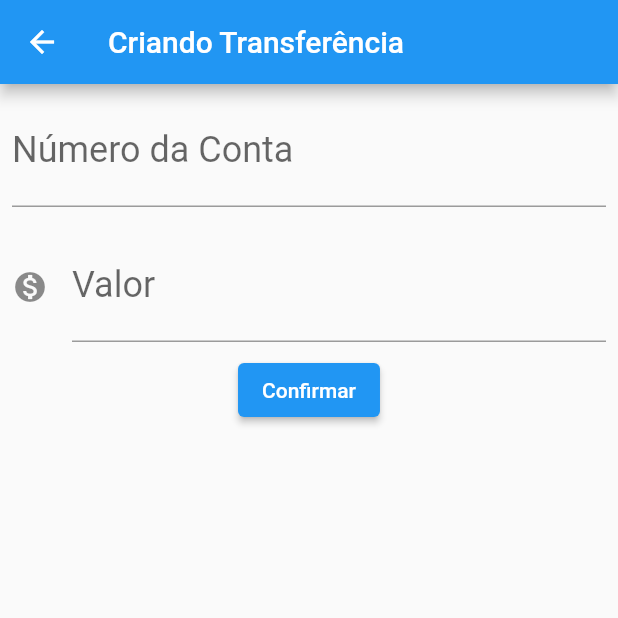
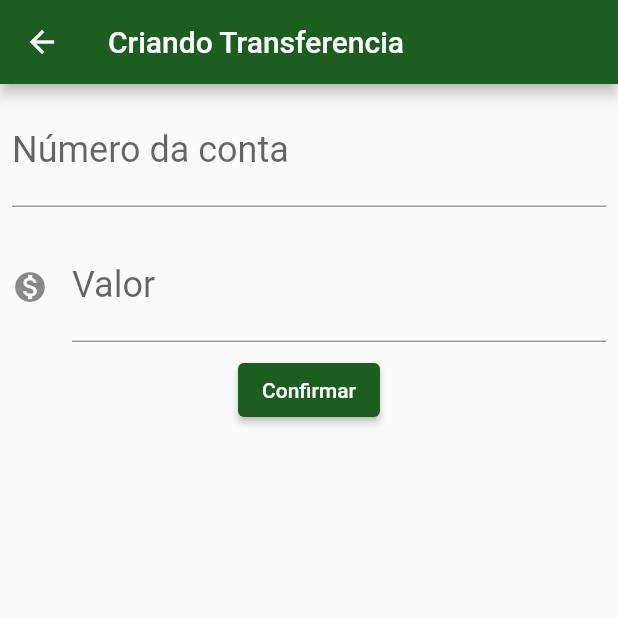
Before and after one commit to RafaelN0bre/bytebank_flutter, a Flutter app: the screen it shows after launch, after a tap on the "add" icon, on a phone screen of 412 x 824 dp, the top half of it. Run offline on Flutter 3.47's test engine with Material 2 defaults, Android fonts, the phone set to English and light mode, and no system bars.

Commit message:
Finalizando o projeto

```diff
--- /dev/null
+++ b/bytebank/lib/components/editor.dart
@@ -0,0 +1,34 @@
+import 'package:flutter/material.dart';
+
+class Editor extends StatelessWidget {
+  @override
+  final TextEditingController controlador;
+  final String rotulo;
+  final String dica;
+  final IconData? icone;
+
+  // Para parâmteros necessários que não podem ser nulos, utilizamos o required no construtor, para parâmteros que podem ser nulos, declaramos seu tipo com ?, assumindo que podem receber valores nulos
+  const Editor(
+      {required this.controlador,
+      required this.rotulo,
+      required this.dica,
+      this.icone});
+
+  Widget build(BuildContext context) {
+    return Padding(
+      padding: const EdgeInsets.all(8.0),
+      child: TextField(
+        controller: controlador,
+        keyboardType: TextInputType.number,
+        style: TextStyle(
+          fontSize: 24.0,
+        ),
+        decoration: InputDecoration(
+          icon: icone != null ? Icon(icone) : null,
+          labelText: rotulo,
+          hintText: dica,
+        ),
+      ),
+    );
+  }
+}
--- a/bytebank/lib/main.dart
+++ b/bytebank/lib/main.dart
@@ -1,162 +1,25 @@
+import 'package:bytebank/screens/transferencia/lista.dart';
 import 'package:flutter/material.dart';
 
 void main() => runApp(ByteBankApp());
-
-class FormularioTransferencia extends StatelessWidget {
-  final TextEditingController _controladorCampoNumConta =
-      TextEditingController();
-  final TextEditingController _controladorCampoValor = TextEditingController();
-
-  @override
-  Widget build(BuildContext context) {
-    return Scaffold(
-      appBar: AppBar(
-        title: Text('Criando Transferência'),
-      ),
-      body: Column(
-        children: <Widget>[
-          Editor(
-              controlador: _controladorCampoNumConta,
-              dica: '0000',
-              rotulo: 'Número da Conta'),
-          Editor(
-            controlador: _controladorCampoValor,
-            dica: '0.00',
-            rotulo: 'Valor',
-            icone: Icons.monetization_on,
-          ),
-          ElevatedButton(
-            onPressed: () {
-              _criaTransferencia(context);
-            },
-            child: Text("Confirmar"),
-          )
-        ],
-      ),
-    );
-  }
-
-  void _criaTransferencia(BuildContext context) {
-    final int? numconta = int.tryParse(_controladorCampoNumConta.text);
-    final double? valor = double.tryParse(_controladorCampoValor.text);
-    if (numconta != null && valor != null) {
-      final transferenciacriada = Transferencia(valor, numconta);
-      debugPrint('criando transferencia');
-      debugPrint('$transferenciacriada');
-      Navigator.pop(context, transferenciacriada);
-    }
-    ;
-  }
-}
-
-class Editor extends StatelessWidget {
-  @override
-  final TextEditingController controlador;
-  final String rotulo;
-  final String dica;
-  final IconData? icone;
-
-  // Para parâmteros necessários que não podem ser nulos, utilizamos o required no construtor, para parâmteros que podem ser nulos, declaramos seu tipo com ?, assumindo que podem receber valores nulos
-  const Editor(
-      {required this.controlador,
-      required this.rotulo,
-      required this.dica,
-      this.icone});
-
-  Widget build(BuildContext context) {
-    return Padding(
-      padding: const EdgeInsets.all(8.0),
-      child: TextField(
-        controller: controlador,
-        keyboardType: TextInputType.number,
-        style: TextStyle(
-          fontSize: 24.0,
-        ),
-        decoration: InputDecoration(
-          icon: icone != null ? Icon(icone) : null,
-          labelText: rotulo,
-          hintText: dica,
-        ),
-      ),
-    );
-  }
-}
 
 class ByteBankApp extends StatelessWidget {
   @override
   Widget build(BuildContext context) {
     return MaterialApp(
-      home: Scaffold(
-        body: ListaTransferencia(),
+      theme: ThemeData(
+        colorScheme: ColorScheme.fromSwatch(
+          primarySwatch: Colors.green,
+        ).copyWith(
+          primary: Colors.green[900],
+          secondary: Colors.blueAccent[700],
+        ),
+        buttonTheme: ButtonThemeData(
+          buttonColor: Colors.blueAccent[700],
+          textTheme: ButtonTextTheme.primary,
+        ),
       ),
+      home: ListaTransferencia(),
     );
   }
 }
-
-class ListaTransferencia extends StatelessWidget {
-  final List<Transferencia?> _transferencias = [];
-
-  @override
-  Widget build(BuildContext context) {
-    _transferencias.add(
-      Transferencia(122, 12344),
-    );
-    return Scaffold(
-      appBar: AppBar(
-        title: const Text('Transferências'),
-      ),
-      body: ListView.builder(
-        itemCount: _transferencias.length,
-        itemBuilder: (context, indice) {
-          final transferencia = _transferencias[indice];
-          return ItemTransferencia(transferencia);
-        },
-      ),
-      floatingActionButton: FloatingActionButton(
-        child: const Icon(Icons.add),
-        onPressed: () {
-          final Future<Transferencia?> future = Navigator.push(
-            context,
-            MaterialPageRoute(builder: (context) {
-              return FormularioTransferencia();
-            }),
-          );
-          future.then((transferenciaRecebida) {
-            debugPrint("Uma transferência foi recebida");
-            debugPrint('$transferenciaRecebida');
-            _transferencias.add(transferenciaRecebida);
-          });
-        },
-      ),
-    );
-  }
-}
-
-class ItemTransferencia extends StatelessWidget {
-  final Transferencia? _transferencia;
-
-  ItemTransferencia(this._transferencia);
-
-  @override
-  Widget build(BuildContext context) {
-    return Card(
-      child: ListTile(
-        leading: Icon(Icons.monetization_on),
-        title: Text(_transferencia!.valor.toString()),
-        subtitle: Text(_transferencia!.numConta.toString()),
-      ),
-    );
-  }
-}
-
-class Transferencia {
-  final double valor;
-  final int numConta;
-
-  Transferencia(this.valor, this.numConta);
-
-  @override
-  String toString() {
-    return 'Transferencia{valor : $valor, numConta : $numConta}';
-  }
-}
--- /dev/null
+++ b/bytebank/lib/models/transferencia.dart
@@ -0,0 +1,14 @@
+class Transferencia {
+  final double valor;
+  final int numConta;
+
+  Transferencia(
+    this.valor,
+    this.numConta,
+  );
+
+  @override
+  String toString() {
+    return 'Transferencia{valor : $valor, numConta : $numConta}';
+  }
+}
--- /dev/null
+++ b/bytebank/lib/screens/transferencia/formulario.dart
@@ -0,0 +1,64 @@
+import 'package:bytebank/components/editor.dart';
+import 'package:bytebank/models/transferencia.dart';
+import 'package:flutter/material.dart';
+
+const _tituloAppBar = "Criando Transferencia";
+const _rotulonumConta = "Número da conta";
+const _rotulovalor = "Valor";
+const _dicaCampoNumConta = "0000";
+const _dicaCampoValor = "000.0";
+const _textoBotaoConfirmar = "Confirmar";
+
+class FormularioTransferencia extends StatefulWidget {
+  @override
+  State<StatefulWidget> createState() {
+    return FormularioTransferenciaState();
+  }
+}
+
+class FormularioTransferenciaState extends State<FormularioTransferencia> {
+  final TextEditingController _controladorCampoNumConta =
+      TextEditingController();
+  final TextEditingController _controladorCampoValor = TextEditingController();
+
+  void _criaTransferencia(BuildContext context) {
+    final int? numconta = int.tryParse(_controladorCampoNumConta.text);
+    final double? valor = double.tryParse(_controladorCampoValor.text);
+    if (numconta != null && valor != null) {
+      final transferenciacriada = Transferencia(valor, numconta);
+      Navigator.pop(context, transferenciacriada);
+    }
+    ;
+  }
+
+  @override
+  Widget build(BuildContext context) {
+    return Scaffold(
+      appBar: AppBar(
+        title: Text(_tituloAppBar),
+      ),
+      body: SingleChildScrollView(
+        child: Column(
+          children: <Widget>[
+            Editor(
+                controlador: _controladorCampoNumConta,
+                dica: _dicaCampoNumConta,
+                rotulo: _rotulonumConta),
+            Editor(
+              controlador: _controladorCampoValor,
+              dica: _dicaCampoValor,
+              rotulo: _rotulovalor,
+              icone: Icons.monetization_on,
+            ),
+            ElevatedButton(
+              onPressed: () {
+                _criaTransferencia(context);
+              },
+              child: Text(_textoBotaoConfirmar),
+            ),
+          ],
+        ),
+      ),
+    );
+  }
+}
--- /dev/null
+++ b/bytebank/lib/screens/transferencia/lista.dart
@@ -0,0 +1,70 @@
+import 'package:bytebank/models/transferencia.dart';
+import 'package:bytebank/screens/transferencia/formulario.dart';
+import 'package:flutter/material.dart';
+
+const _tituloAppBar = "Transferência";
+
+class ListaTransferenciasState extends State<ListaTransferencia> {
+  @override
+  Widget build(BuildContext context) {
+    return Scaffold(
+      appBar: AppBar(
+        title: const Text(_tituloAppBar),
+      ),
+      body: ListView.builder(
+        itemCount: widget._transferencias.length,
+        itemBuilder: (context, indice) {
+          final transferencia = widget._transferencias[indice];
+          return ItemTransferencia(transferencia);
+        },
+      ),
+      floatingActionButton: FloatingActionButton(
+        child: const Icon(Icons.add),
+        onPressed: () {
+          Navigator.push(
+            context,
+            MaterialPageRoute(builder: (context) {
+              return FormularioTransferencia();
+            }),
+          ).then((transferenciaRecebida) {
+            _atualiza(transferenciaRecebida);
+          });
+        },
+      ),
+    );
+  }
+
+  void _atualiza(Transferencia? transferenciaRecebida) {
+    if (transferenciaRecebida != null) {
+      setState(
+        () => widget._transferencias.add(transferenciaRecebida),
+      );
+    }
+  }
+}
+
+class ListaTransferencia extends StatefulWidget {
+  final List<Transferencia?> _transferencias = [];
+
+  @override
+  State<StatefulWidget> createState() {
+    return ListaTransferenciasState();
+  }
+}
+
+class ItemTransferencia extends StatelessWidget {
+  final Transferencia? _transferencia;
+
+  ItemTransferencia(this._transferencia);
+
+  @override
+  Widget build(BuildContext context) {
+    return Card(
+      child: ListTile(
+        leading: Icon(Icons.monetization_on),
+        title: Text(_transferencia!.valor.toString()),
+        subtitle: Text(_transferencia!.numConta.toString()),
+      ),
+    );
+  }
+}
```
